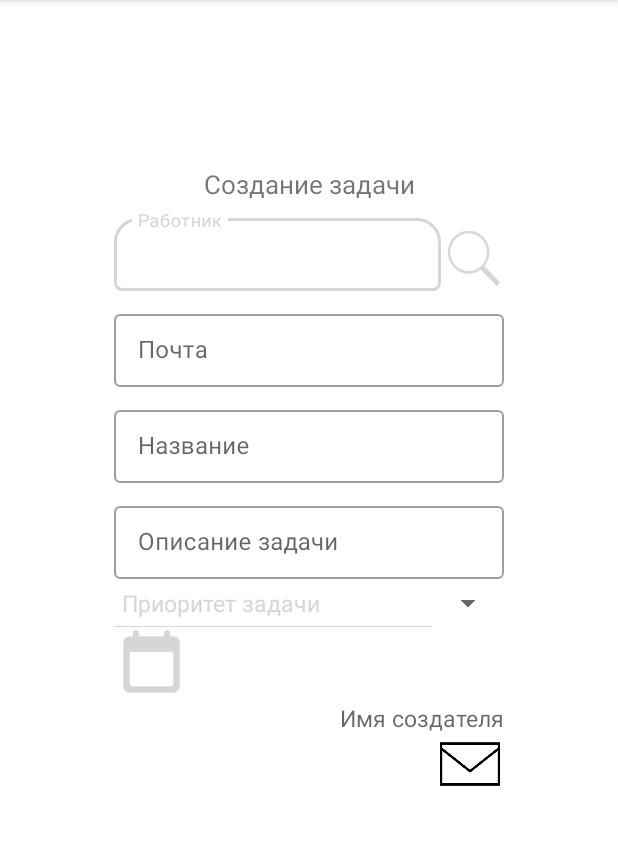
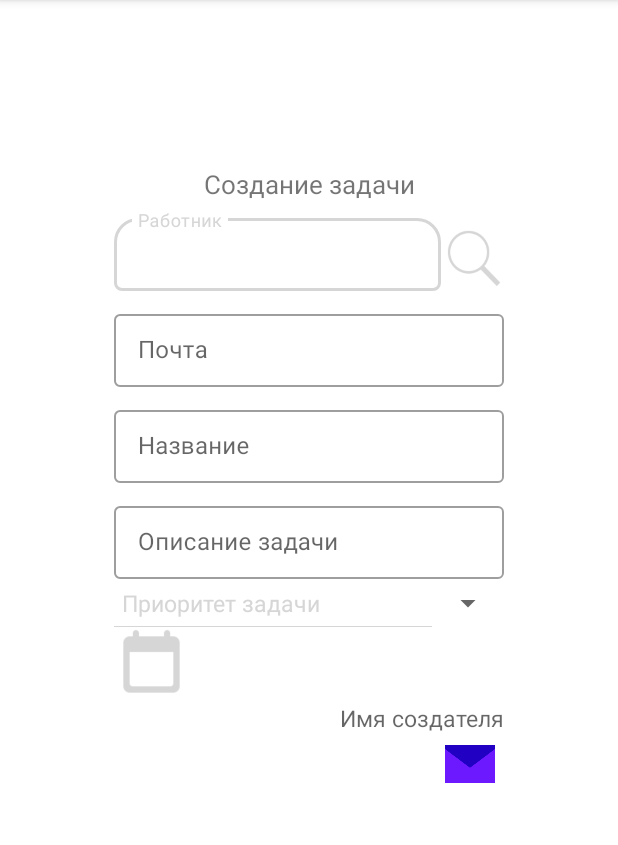
Before and after one commit to lubuntum/TaskCreator, an Android app: the CreateTaskFragment screen opened directly, with no data from a screen before it, on a phone screen of 412 x 824 dp, the part 84-929 px from its top. Run offline under Robolectric (Android 15) with nearby library versions, the phone set to English and light mode, and no system bars; our stand-ins replace Firebase (no records; nobody signed in at launch, a user with empty details on screens opened directly); libraries missing offline, so code that uses them is left out: pl.droidsonroids.gif; 2 statements that could not run were skipped.

Commit message:
Заменил анимацию

```diff
--- a/app/src/main/res/layout/fragment_create_task.xml
+++ b/app/src/main/res/layout/fragment_create_task.xml
@@ -70,7 +70,7 @@
                 android:layout_width="match_parent"
                 android:layout_height="wrap_content"
                 android:hint="@string/email_rus"
-                android:inputType="textPersonName"/>
+                android:inputType="textEmailAddress"/>
         </com.google.android.material.textfield.TextInputLayout>
         <com.google.android.material.textfield.TextInputLayout
             style="@style/Widget.MaterialComponents.TextInputLayout.OutlinedBox.Dense"
@@ -150,7 +150,7 @@
                 android:id="@+id/send_task_anim"
                 android:layout_width="45dp"
                 android:layout_height="40dp"
-                android:src="@drawable/animation_send_3"
+                android:src="@drawable/animation_send_4"
                 android:visibility="visible"
                 android:clickable="true"
                 android:focusable="true"
```
Also changed, not shown: app/src/main/res/drawable/animation_send_4.gif (added).
